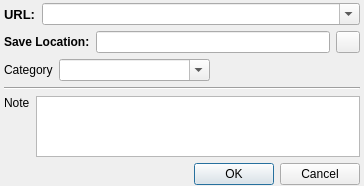
RA9OAJ/rexloader, file REXLoader/addtaskdialog.ui: the form before one commit.
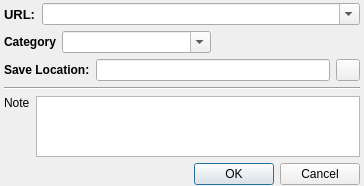
The form after the commit.

Diff of the .ui file:
```diff
--- a/REXLoader/addtaskdialog.ui
+++ b/REXLoader/addtaskdialog.ui
@@ -71,6 +71,46 @@
      </item>
     </layout>
    </item>
+   <item>
+    <layout class="QHBoxLayout" name="horizontalLayout_3">
+     <item>
+      <widget class="QLabel" name="label_3">
+       <property name="styleSheet">
+        <string notr="true">font: bold 12px;</string>
+       </property>
+       <property name="text">
+        <string>Category</string>
+       </property>
+      </widget>
+     </item>
+     <item>
+      <widget class="QComboBox" name="categoryBox">
+       <property name="sizePolicy">
+        <sizepolicy hsizetype="Expanding" vsizetype="Fixed">
+         <horstretch>0</horstretch>
+         <verstretch>0</verstretch>
+        </sizepolicy>
+       </property>
+       <property name="editable">
+        <bool>true</bool>
+       </property>
+      </widget>
+     </item>
+     <item>
+      <spacer name="horizontalSpacer">
+       <property name="orientation">
+        <enum>Qt::Horizontal</enum>
+       </property>
+       <property name="sizeHint" stdset="0">
+        <size>
+         <width>128</width>
+         <height>20</height>
+        </size>
+       </property>
+      </spacer>
+     </item>
+    </layout>
+   </item>
    <item>
     <layout class="QHBoxLayout" name="horizontalLayout_2">
      <item>
@@ -120,43 +160,6 @@
      </item>
     </layout>
    </item>
-   <item>
-    <layout class="QHBoxLayout" name="horizontalLayout_3">
-     <item>
-      <widget class="QLabel" name="label_3">
-       <property name="text">
-        <string>Category</string>
-       </property>
-      </widget>
-     </item>
-     <item>
-      <widget class="QComboBox" name="categoryBox">
-       <property name="sizePolicy">
-        <sizepolicy hsizetype="Expanding" vsizetype="Fixed">
-         <horstretch>0</horstretch>
-         <verstretch>0</verstretch>
-        </sizepolicy>
-       </property>
-       <property name="editable">
-        <bool>true</bool>
-       </property>
-      </widget>
-     </item>
-     <item>
-      <spacer name="horizontalSpacer">
-       <property name="orientation">
-        <enum>Qt::Horizontal</enum>
-       </property>
-       <property name="sizeHint" stdset="0">
-        <size>
-         <width>128</width>
-         <height>20</height>
-        </size>
-       </property>
-      </spacer>
-     </item>
-    </layout>
-   </item>
    <item>
     <widget class="Line" name="line">
      <property name="orientation">
```
Left out of the diff: 18 changed lines with no effect on the pictures.
